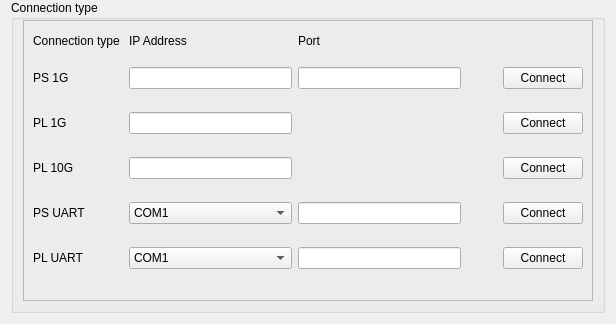
The window that TargetEchoGen/connectiontype.ui (razzzz87/TargetEchoGen) describes before a commit, drawn with Qt 5.
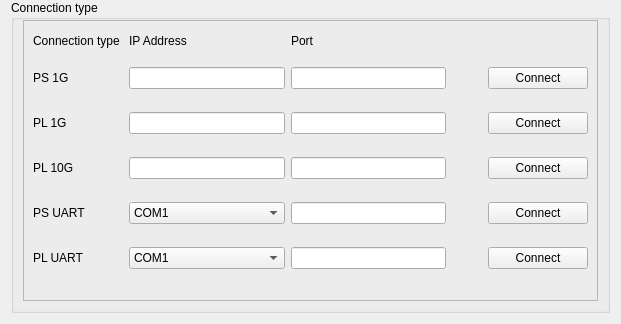
The same window after the commit. Icons and pictures are not drawn.

```diff
--- a/TargetEchoGen/connectiontype.ui
+++ b/TargetEchoGen/connectiontype.ui
@@ -6,7 +6,7 @@
    <rect>
     <x>0</x>
     <y>0</y>
-    <width>616</width>
+    <width>621</width>
     <height>324</height>
    </rect>
   </property>
@@ -137,35 +137,65 @@
             </widget>
            </item>
            <item row="1" column="4">
-            <widget class="QPushButton" name="pushButton_connect_ps1g">
+            <widget class="QPushButton" name="PbConnPS1GConn">
+             <property name="minimumSize">
+              <size>
+               <width>100</width>
+               <height>0</height>
+              </size>
+             </property>
              <property name="text">
               <string>Connect</string>
              </property>
             </widget>
            </item>
            <item row="6" column="4">
-            <widget class="QPushButton" name="pushButton_conn_pl_uart">
+            <widget class="QPushButton" name="PbConnPLUartConn">
+             <property name="minimumSize">
+              <size>
+               <width>100</width>
+               <height>0</height>
+              </size>
+             </property>
              <property name="text">
               <string>Connect</string>
              </property>
             </widget>
            </item>
            <item row="4" column="4">
-            <widget class="QPushButton" name="pushButton_conn_ps_uart">
+            <widget class="QPushButton" name="PbConnPSUartConn">
+             <property name="minimumSize">
+              <size>
+               <width>100</width>
+               <height>0</height>
+              </size>
+             </property>
              <property name="text">
               <string>Connect</string>
              </property>
             </widget>
            </item>
            <item row="3" column="4">
-            <widget class="QPushButton" name="pushButton_connect_pl_10g">
+            <widget class="QPushButton" name="PbConn10GConn">
+             <property name="minimumSize">
+              <size>
+               <width>100</width>
+               <height>0</height>
+              </size>
+             </property>
              <property name="text">
               <string>Connect</string>
              </property>
             </widget>
            </item>
            <item row="2" column="4">
-            <widget class="QPushButton" name="pushButton_connect_pl_1g">
+            <widget class="QPushButton" name="PbConnPL1GConn">
+             <property name="minimumSize">
+              <size>
+               <width>100</width>
+               <height>0</height>
+              </size>
+             </property>
              <property name="text">
               <string>Connect</string>
              </property>
@@ -364,6 +394,12 @@
              </item>
             </widget>
            </item>
+           <item row="2" column="2">
+            <widget class="QLineEdit" name="LeConnPL1GPort"/>
+           </item>
+           <item row="3" column="2">
+            <widget class="QLineEdit" name="LeConn10GPort"/>
+           </item>
           </layout>
          </item>
         </layout>
```
Left out of the diff: 40 changed lines with no effect on the pictures.
